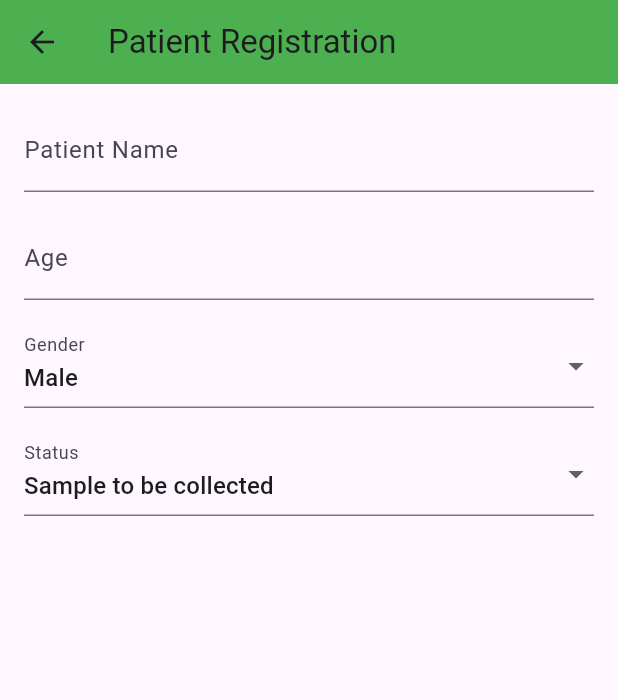
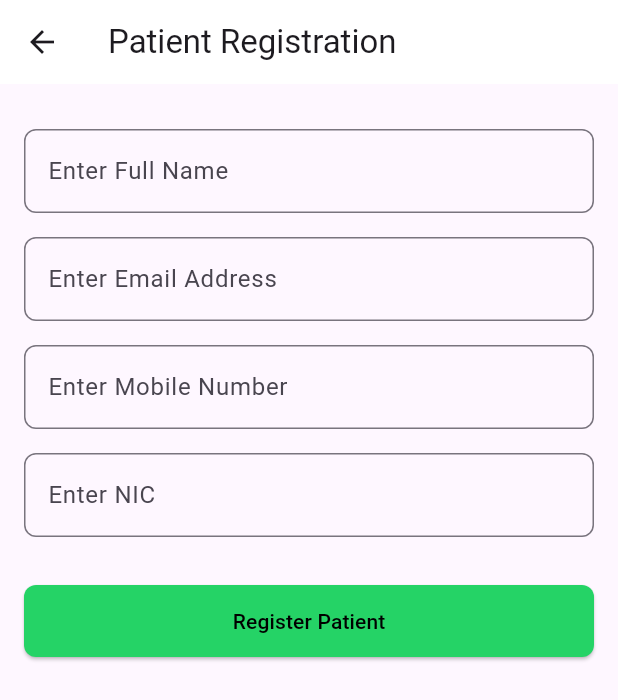
Before and after one commit to pramodyasamarakoon/Lab-Solution-App, a Flutter app: the PatientRegistrationPage screen opened directly, on a phone screen of 412 x 824 dp. Shown: the top 700 px of the screen. Run offline on Flutter 3.47's test engine with Material 3 defaults, Android fonts, the phone set to English and light mode, and no system bars.

Commit message:
[feat] NIC auto calculations

```diff
--- a/lib/models/patient.dart
+++ b/lib/models/patient.dart
@@ -1,5 +1,3 @@
-// lib/models/patient.dart
-
 class Patient {
   final String name;
   final int age;
--- /dev/null
+++ b/lib/models/patient_list_model.dart
@@ -0,0 +1,76 @@
+import 'dart:convert';
+import 'dart:math';
+import '../services/patient_list_service.dart';
+
+class PatientList {
+  final String id; // Unique ID
+  final String fullName;
+  final String email;
+  final String mobile;
+  final String nic;
+  final String password; // New field for password
+
+  // Constructor
+  PatientList({
+    required this.id,
+    required this.fullName,
+    required this.email,
+    required this.mobile,
+    required this.nic,
+    required this.password, // Include password in constructor
+  });
+
+  // Getters for gender, birthday, and age
+  String get gender => PatientListService.calculateGender(nic);
+  DateTime get birthday => PatientListService.calculateBirthday(nic);
+  int get age => PatientListService.calculateAge(birthday);
+
+  // Convert a Patient object to a Map
+  Map<String, dynamic> toMap() {
+    return {
+      'id': id,
+      'fullName': fullName,
+      'email': email,
+      'mobile': mobile,
+      'nic': nic,
+      'password': password, // Store password in the map
+    };
+  }
+
+  // Convert a Map to a Patient object
+  factory PatientList.fromMap(Map<String, dynamic> map) {
+    return PatientList(
+      id: map['id'],
+      fullName: map['fullName'],
+      email: map['email'],
+      mobile: map['mobile'],
+      nic: map['nic'],
+      password: map['password'], // Retrieve password from map
+    );
+  }
+
+  // Convert a Patient object to a JSON string
+  String toJson() => json.encode(toMap());
+
+  // Create a Patient object from a JSON string
+  factory PatientList.fromJson(String source) =>
+      PatientList.fromMap(json.decode(source));
+
+  // Helper method to generate a random password
+  static String generateRandomPassword([int length = 8]) {
+    const charset =
+        'ABCDEFGHIJKLMNOPQRSTUVWXYZabcdefghijklmnopqrstuvwxyz0123456789';
+    Random random = Random.secure();
+    return List.generate(
+        length, (index) => charset[random.nextInt(charset.length)]).join();
+  }
+
+  // Helper method to generate a unique ID for each patient
+  static String generateUniqueId() {
+    const charset =
+        'ABCDEFGHIJKLMNOPQRSTUVWXYZabcdefghijklmnopqrstuvwxyz0123456789';
+    Random random = Random.secure();
+    return List.generate(10, (index) => charset[random.nextInt(charset.length)])
+        .join();
+  }
+}
--- a/lib/pages/MLT Landing Pages/patient_registration.dart
+++ b/lib/pages/MLT Landing Pages/patient_registration.dart
@@ -1,19 +1,9 @@
 import 'package:flutter/material.dart';
-
-// Model for Patient
-class PatientData {
-  String name;
-  int age;
-  String gender;
-  String status;
-
-  PatientData({
-    required this.name,
-    required this.age,
-    required this.gender,
-    required this.status,
-  });
-}
+import '../../services/patient_list_service.dart';
+import '../../models/patient_list_model.dart';
+import '../../widgets/custom_input.dart';
+import '../../widgets/custom_button.dart';
+import '../../utils/validators.dart';
 
 class PatientRegistrationPage extends StatefulWidget {
   const PatientRegistrationPage({super.key});
@@ -24,127 +14,108 @@ class PatientRegistrationPage extends StatefulWidget {
 }
 
 class _PatientRegistrationPageState extends State<PatientRegistrationPage> {
-  final _formKey = GlobalKey<FormState>(); // Key to validate form
+  final _formKey = GlobalKey<FormState>(); // For form validation
   final TextEditingController _nameController = TextEditingController();
-  final TextEditingController _ageController = TextEditingController();
-  String _selectedGender = 'Male';
-  String _selectedStatus = 'Sample to be collected';
+  final TextEditingController _emailController = TextEditingController();
+  final TextEditingController _mobileController = TextEditingController();
+  final TextEditingController _nicController = TextEditingController();
+  bool _isLoading = false;
 
-  // Function to handle form submission
-  void _submitForm() {
+ void _submitForm() async {
   if (_formKey.currentState!.validate()) {
-      // Create a new Patient object with the provided information
-      final patient = PatientData(
-        name: _nameController.text,
-        age: int.parse(_ageController.text),
-        gender: _selectedGender,
-        status: _selectedStatus,
+    setState(() {
+      _isLoading = true; // Show loading indicator
+    });
+
+    // Collect the patient data into a Patient object
+    PatientList newPatient = PatientList(
+      id: '', // Initially empty, will be generated
+      fullName: _nameController.text,
+      email: _emailController.text,
+      mobile: _mobileController.text,
+      nic: _nicController.text,
+      password: '', // Initially empty, will be generated
     );
 
-      // Simulate saving the patient to a list or database (just printing here)
-      print('Patient Registered: ${patient.name}, ${patient.age}, ${patient.gender}, ${patient.status}');
+    // Calculate birthday, gender, and age
+    DateTime birthday = PatientListService.calculateBirthday(newPatient.nic);
+    String gender = PatientListService.calculateGender(newPatient.nic);
+    int age = PatientListService.calculateAge(birthday);
 
-      // Show success message and go back
+    // Log or display calculated details (optional)
+    print('Patient Birthday: $birthday');
+    print('Patient Gender: $gender');
+    print('Patient Age: $age');
+
+    // Save the patient data using the service (with generated password and ID)
+    await PatientListService.savePatientWithGeneratedPassword(newPatient);
+
+    setState(() {
+      _isLoading = false; // Hide loading indicator
+    });
+
+    // Show a success message
     ScaffoldMessenger.of(context).showSnackBar(
-        const SnackBar(content: Text('Patient successfully registered')),
+      const SnackBar(content: Text('Patient successfully registered!')),
     );
 
-      // Optionally, navigate back to the previous screen
+    // Navigate back to the previous screen (or home screen)
     Navigator.pop(context);
   }
 }
+
 
   @override
   Widget build(BuildContext context) {
     return Scaffold(
       appBar: AppBar(
         title: const Text('Patient Registration'),
-        backgroundColor: Colors.green,
+        backgroundColor: Colors.white,
       ),
       body: Padding(
-        padding: const EdgeInsets.all(16.0),
+        padding: const EdgeInsets.symmetric(vertical: 30, horizontal: 16),
         child: Form(
           key: _formKey,
           child: ListView(
             children: [
-              // Name Field
-              TextFormField(
+              // Full Name Input
+              CustomInput(
+                hintText: 'Enter Full Name',
                 controller: _nameController,
-                decoration: const InputDecoration(
-                  labelText: 'Patient Name',
-                  hintText: 'Enter patient\'s name',
-                ),
-                validator: (value) {
-                  if (value == null || value.isEmpty) {
-                    return 'Please enter the name';
-                  }
-                  return null;
-                },
+                validator: Validators.validateFullName,
               ),
               const SizedBox(height: 16),
 
-              // Age Field
-              TextFormField(
-                controller: _ageController,
-                decoration: const InputDecoration(
-                  labelText: 'Age',
-                  hintText: 'Enter patient\'s age',
-                ),
-                keyboardType: TextInputType.number,
-                validator: (value) {
-                  if (value == null || value.isEmpty) {
-                    return 'Please enter the age';
-                  }
-                  if (int.tryParse(value) == null) {
-                    return 'Please enter a valid number';
-                  }
-                  return null;
-                },
+              // Email Input
+              CustomInput(
+                hintText: 'Enter Email Address',
+                controller: _emailController,
+                validator: Validators.validateEmail,
               ),
               const SizedBox(height: 16),
 
-              // Gender Selection
-              DropdownButtonFormField<String>(
-                value: _selectedGender,
-                decoration: const InputDecoration(labelText: 'Gender'),
-                items: ['Male', 'Female', 'Other']
-                    .map((gender) => DropdownMenuItem<String>(
-                          value: gender,
-                          child: Text(gender),
-                        ))
-                    .toList(),
-                onChanged: (value) {
-                  setState(() {
-                    _selectedGender = value!;
-                  });
-                },
+              // Mobile Number Input
+              CustomInput(
+                hintText: 'Enter Mobile Number',
+                controller: _mobileController,
+                validator: Validators.validateMobile,
               ),
               const SizedBox(height: 16),
 
-              // Status Selection
-              DropdownButtonFormField<String>(
-                value: _selectedStatus,
-                decoration: const InputDecoration(labelText: 'Status'),
-                items: [
-                  'Sample to be collected',
-                  'Results to be entered',
-                  'Results Entered'
-                ]
-                    .map((status) => DropdownMenuItem<String>(
-                          value: status,
-                          child: Text(status),
-                        ))
-                    .toList(),
-                onChanged: (value) {
-                  setState(() {
-                    _selectedStatus = value!;
-                  });
-                },
+              // NIC Input
+              CustomInput(
+                hintText: 'Enter NIC',
+                controller: _nicController,
+                validator: Validators.validateNIC,
               ),
               const SizedBox(height: 32),
 
-              // Submit Button
-
+              // Register Button
+              CustomButton(
+                text: 'Register Patient',
+                isLoading: _isLoading,
+                onPressed: _submitForm,
+              ),
             ],
           ),
         ),
--- /dev/null
+++ b/lib/services/patient_list_service.dart
@@ -0,0 +1,160 @@
+import 'dart:convert';
+import 'dart:io';
+import 'package:path_provider/path_provider.dart';
+import '../models/patient_list_model.dart';
+import '../models/patient_list_response.dart';
+
+class PatientListService {
+  // Function to get the file path for the JSON file
+  static Future<String> _getFilePath() async {
+    final directory = await getApplicationDocumentsDirectory();
+    return '${directory.path}/patients.json';
+  }
+
+  // Function to load the list of patients from the JSON file
+  static Future<List<PatientList>> loadPatients() async {
+    try {
+      final filePath = await _getFilePath();
+      final file = File(filePath);
+
+      if (await file.exists()) {
+        final contents = await file.readAsString();
+        final patientList = PatientListResponse.fromJson(contents);
+        return patientList.patients;
+      } else {
+        return []; // If file doesn't exist, return an empty list
+      }
+    } catch (e) {
+      print("Error loading patients: $e");
+      return [];
+    }
+  }
+
+  // Function to save a new patient to the JSON file
+  static Future<void> savePatient(PatientList patient) async {
+    try {
+      final filePath = await _getFilePath();
+      final file = File(filePath);
+
+      // Load existing patients
+      List<PatientList> patients = await loadPatients();
+
+      // Add the new patient
+      patients.add(patient);
+
+      // Convert the list to JSON and write it to the file
+      String jsonString = PatientListResponse(patients: patients).toJson();
+      await file.writeAsString(jsonString);
+      print("Patient saved successfully.");
+    } catch (e) {
+      print("Error saving patient: $e");
+    }
+  }
+
+  // Function to save a new patient with auto-generated password and ID
+  static Future<void> savePatientWithGeneratedPassword(
+      PatientList patient) async {
+    try {
+      final generatedPassword = PatientList.generateRandomPassword();
+      final uniqueId = PatientList.generateUniqueId();
+
+      final newPatient = PatientList(
+        id: uniqueId, // Use the generated unique ID
+        fullName: patient.fullName,
+        email: patient.email,
+        mobile: patient.mobile,
+        nic: patient.nic,
+        password: generatedPassword, // Save the generated password
+      );
+
+      // Save the new patient with the generated password
+      await savePatient(newPatient);
+      print(
+          'Patient saved with ID: $uniqueId and password: $generatedPassword');
+    } catch (e) {
+      print('Error saving patient with generated password: $e');
+    }
+  }
+
+  // ---- NIC Calculations ----//
+
+  // Calculate Birthday from NIC
+  static DateTime calculateBirthday(String nic) {
+    // Determine if the NIC is 10 or 12 digits long
+    if (nic.length == 10) {
+      return calculateBirthdayFrom10DigitNic(nic);
+    } else if (nic.length == 12) {
+      return calculateBirthdayFrom12DigitNic(nic);
+    }
+    throw Exception('Invalid NIC format');
+  }
+
+  // Calculate gender from NIC
+  static String calculateGender(String nic) {
+    if (nic.length == 10) {
+      return calculateGenderFrom10DigitNic(nic);
+    } else if (nic.length == 12) {
+      return calculateGenderFrom12DigitNic(nic);
+    }
+    throw Exception('Invalid NIC format');
+  }
+
+  // Calculate age based on birthdate
+  static int calculateAge(DateTime birthDate) {
+    DateTime currentDate = DateTime.now();
+    int age = currentDate.year - birthDate.year;
+
+    if (currentDate.month < birthDate.month ||
+        (currentDate.month == birthDate.month &&
+            currentDate.day < birthDate.day)) {
+      age--;
+    }
+    return age;
+  }
+
+  // 10 Digit NIC - Birthday Calculation (NIC before 2016)
+  static DateTime calculateBirthdayFrom10DigitNic(String nic) {
+    String yearPart = nic.substring(0, 2);
+    String dayPart = nic.substring(2, 5);
+
+    // Extract the year of birth (1900s)
+    int year = 1900 + int.parse(yearPart);
+    int dayOfYear = int.parse(dayPart);
+
+    // For women, subtract 500 from the day number
+    if (dayOfYear >= 500) {
+      dayOfYear -= 500;
+    }
+
+    return DateTime(year).add(Duration(days: dayOfYear - 1));
+  }
+
+// 12 Digit NIC - Birthday Calculation (NIC from 2016 onwards)
+  static DateTime calculateBirthdayFrom12DigitNic(String nic) {
+    String yearPart = nic.substring(0, 4);
+    String dayOfYearPart = nic.substring(4, 7);
+
+    int year = int.parse(yearPart);
+    int dayOfYear = int.parse(dayOfYearPart);
+
+    // For women, subtract 500 from the day number
+    if (dayOfYear >= 500) {
+      dayOfYear -= 500;
+    }
+
+    return DateTime(year).add(Duration(days: dayOfYear - 1));
+  }
+
+  // 10 Digit NIC - Gender Calculation (NIC before 2016)
+  static String calculateGenderFrom10DigitNic(String nic) {
+    int genderPart = int.parse(nic.substring(2, 5));
+    return genderPart < 500 ? 'Male' : 'Female';
+  }
+
+  // 12 Digit NIC - Gender Calculation (NIC from 2016 onwards)
+  static String calculateGenderFrom12DigitNic(String nic) {
+    int genderPart =
+        int.parse(nic.substring(4, 7)); // First 3 digits of day number
+    return genderPart < 500 ? 'Male' : 'Female';
+  }
+}
--- a/lib/utils/validators.dart
+++ b/lib/utils/validators.dart
@@ -32,7 +32,13 @@ class Validators {
     if (value == null || value.isEmpty) {
       return 'NIC is required.';
     }
-    // Add more specific NIC validation logic if necessary
+
+    // Check for the NIC format (9 digits + V/v at the end OR 12 digits)
+    final regex = RegExp(r'^\d{9}[Vv]$|^\d{12}$');
+    if (!regex.hasMatch(value)) {
+      return 'Enter a valid NIC (e.g., 123456789V, 123456789v or 123456789012).';
+    }
+
     return null;
   }
 
```
Also changed, not shown: lib/models/patient_list_response.dart (added, +34 -0 lines), lib/pages/MLT Landing Pages/dashboard01_page.dart (+69 -8 lines). Lines whose indentation alone changed are shown as unchanged.
